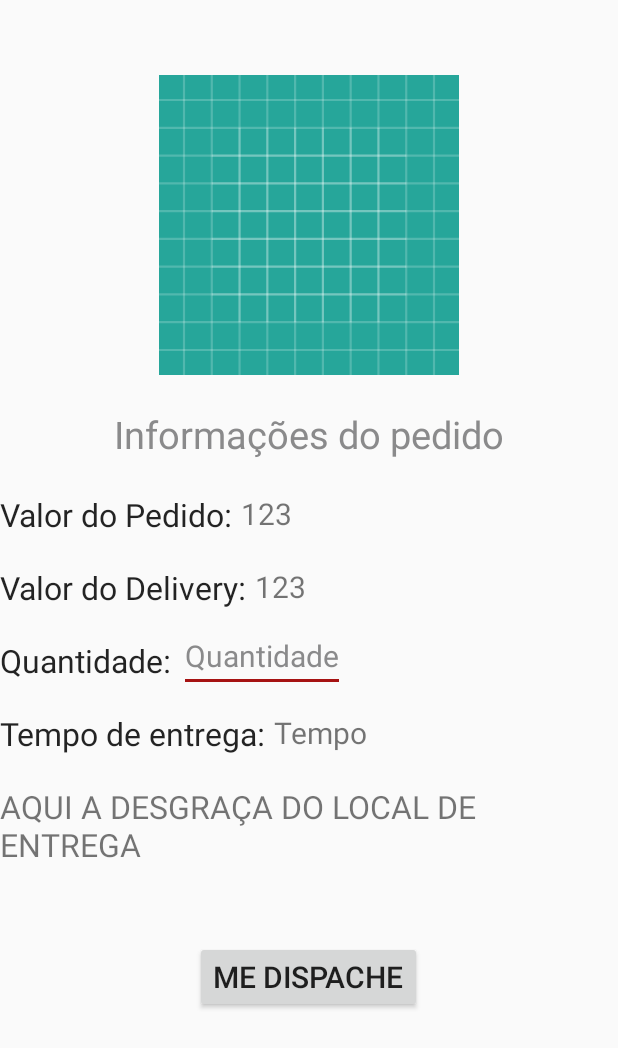
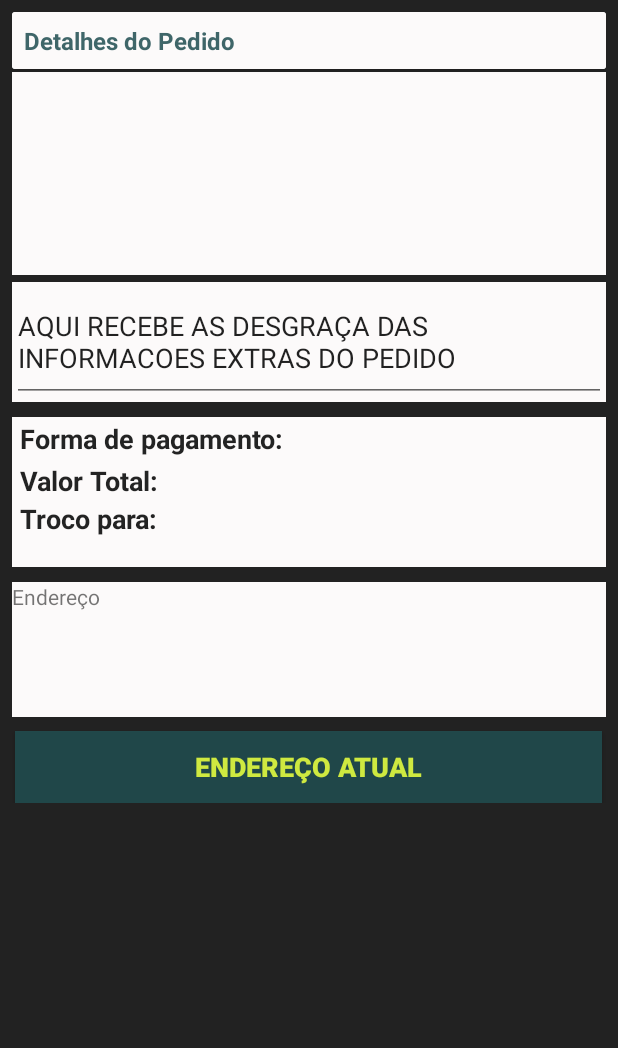
Before and after one commit to felipesses/MeDispacheCliente, an Android app: the layout informacoes_pedido.xml on its own in the app's theme, with its tools: preview values and no code run, on a phone screen of 412 x 824 dp. Shown: the top 1048 px of the screen. Run offline under Robolectric (Android 15) with nearby library versions, the phone set to English and light mode, and no system bars.

Commit message:
tem as alteracoes de tela só xml

```diff
--- a/app/src/main/java/com/example/megam/medispachecliente/Adapter/ProdutosAdapter.java
+++ b/app/src/main/java/com/example/megam/medispachecliente/Adapter/ProdutosAdapter.java
@@ -24,6 +24,7 @@ import com.example.megam.medispachecliente.fragments.APIService;
 import com.example.megam.medispachecliente.model.Produtos;
 import com.example.megam.medispachecliente.model.Usuarios;
 import com.example.megam.medispachecliente.view.Atualizar_Produto;
+import com.example.megam.medispachecliente.view.login;
 import com.google.firebase.auth.FirebaseAuth;
 import com.google.firebase.auth.FirebaseUser;
 import com.google.firebase.database.DataSnapshot;
@@ -77,6 +78,8 @@ public class ProdutosAdapter extends RecyclerView.Adapter<ProdutosAdapter.ViewHo
         holder.botao_mp.setOnClickListener(new View.OnClickListener() {
             @Override
             public void onClick(View v) {
+
+                if(user!=null){
                   /*Intent intent = new Intent(mContext, Atualizar_Produto.class);
                 Bundle bundle = new Bundle();
 
@@ -108,7 +111,13 @@ public class ProdutosAdapter extends RecyclerView.Adapter<ProdutosAdapter.ViewHo
 
                         }
                     });
+                }else{
+                    alert("Por favor, realize seu login");
+                    Intent intent = new Intent(mContext, login.class);
+                    intent.setFlags(Intent.FLAG_ACTIVITY_NEW_TASK | Intent.FLAG_ACTIVITY_CLEAR_TOP);
+                    mContext.startActivity(intent);
 
+                }
 
             }
         });
@@ -172,7 +181,7 @@ public class ProdutosAdapter extends RecyclerView.Adapter<ProdutosAdapter.ViewHo
             tipo = itemView.findViewById(R.id.tipo);
             profile_image = itemView.findViewById(R.id.container_img);
             quantidade = itemView.findViewById(R.id.quantidade);
-            botao_mp = itemView.findViewById(R.id.comprar);
+            botao_mp = itemView.findViewById(R.id.Comprar);
 
 
 
--- a/app/src/main/java/com/example/megam/medispachecliente/Adapter/UserAdapter.java
+++ b/app/src/main/java/com/example/megam/medispachecliente/Adapter/UserAdapter.java
@@ -113,6 +113,7 @@ holder.itemView.setOnClickListener(new View.OnClickListener() {
         private ImageView img_off;
         public TextView last_msg;
         public ImageButton mensagem;
+        Usuarios user;
         public ViewHolder(View itemView){
             super(itemView);
             username = itemView.findViewById(R.id.username);
@@ -120,9 +121,9 @@ holder.itemView.setOnClickListener(new View.OnClickListener() {
             img_on = itemView.findViewById(R.id.img_on);
             img_off = itemView.findViewById(R.id.img_off);
             last_msg = itemView.findViewById(R.id.last_msg);
-            mensagem = itemView.findViewById(R.id.mensagem);
+            mensagem = itemView.findViewById(R.id.Mensagem);
 
-                mensagem.setVisibility(View.GONE);// mudar o botao
+                mensagem.setVisibility(View.VISIBLE);// mudar o botao
 
 
         }
--- a/app/src/main/java/com/example/megam/medispachecliente/view/usercadastro.java
+++ b/app/src/main/java/com/example/megam/medispachecliente/view/usercadastro.java
@@ -27,7 +27,7 @@ import com.google.firebase.database.FirebaseDatabase;
 public class usercadastro extends AppCompatActivity {
 
 
-     EditText username, useradress, userpass;
+     EditText username, useradress, userpass, endereco;
     Spinner cidade;
 
      ImageView userbotao, voltar;
@@ -70,10 +70,11 @@ baac();
                 final String email = useradress.getText().toString().trim();
                 final   String senha = userpass.getText().toString().trim();
                 final String cidades = cidade.getSelectedItem().toString();
+                final String enderecos  = endereco.getText().toString().trim();
 
 
-                if(!name.equals("")&&!email.equals("")&&!senha.equals("")&&!cidades.equals("Selecione uma Cidade")){
-                    criarUser(email, senha, name, cidades);
+                if(!name.equals("")&&!email.equals("")&&!senha.equals("")&&!cidades.equals("Selecione uma Cidade")&&!enderecos.equals("")){
+                    criarUser(email, senha, name, cidades, enderecos);
 
                 }else{
                     alert("preencha todos os dados");
@@ -94,7 +95,7 @@ baac();
         finish();
     }
 
-    private void criarUser(final String email, final String senha, final String name,  final  String cidades) {
+    private void criarUser(final String email, final String senha, final String name,  final  String cidades, final  String enderecos) {
         auth.createUserWithEmailAndPassword(email, senha).addOnCompleteListener(usercadastro.this, new OnCompleteListener<AuthResult>() {
             @Override
             public void onComplete(@NonNull Task<AuthResult> task) {
@@ -105,6 +106,7 @@ baac();
                     u.setStatus("offline");
                     u.setSenha(senha);
                     u.setCidade(cidades);
+                    u.setEndereco(enderecos);
                     u.setId(auth.getUid());
                     databaseReference.child("User").child(auth.getUid()).setValue(u);
 
@@ -132,6 +134,7 @@ private void alert(String msg){
         userpass = findViewById(R.id.userpass);
         voltar = findViewById(R.id.cad_voltar);
         cidade = findViewById(R.id.cidade);
+        endereco = findViewById(R.id.houseAdress);
         ArrayAdapter arrayAdapter = ArrayAdapter.createFromResource(this, R.array.cidades, android.R.layout.simple_spinner_item);
         cidade.setAdapter(arrayAdapter);
 
--- a/app/src/main/res/layout/activity_usercadastro.xml
+++ b/app/src/main/res/layout/activity_usercadastro.xml
@@ -61,7 +61,7 @@
             android:layout_centerHorizontal="true"
             android:layout_below="@+id/cidade"
             android:ems="10"
-            android:hint="Rua e Nº"
+            android:hint="Rua, Bairro e Número"
             android:inputType="textPersonName"
             android:textColorHint="@color/bk"
             android:textColorLink="@color/white"
--- a/app/src/main/res/layout/fragment_users.xml
+++ b/app/src/main/res/layout/fragment_users.xml
@@ -11,7 +11,11 @@
       android:layout_width="match_parent"
       android:layout_height="wrap_content"
       android:layout_margin="5dp"
-      android:hint="pesquisar..."
+      android:hint="Quer comer o que?"
+      android:padding="16dp"
+      android:fontFamily="@font/xilosa_"
+      android:textSize="22sp"
+      android:textColor="@color/negra"
       android:id="@+id/search_user"/>
 
   <android.support.v7.widget.RecyclerView
@@ -19,7 +23,7 @@
       android:id="@+id/recycler_view"
       android:layout_width="match_parent"
       android:layout_height="match_parent"
-      ></android.support.v7.widget.RecyclerView>
+      android:background="@color/white"></android.support.v7.widget.RecyclerView>
 
 
 
--- a/app/src/main/res/layout/informacoes_pedido.xml
+++ b/app/src/main/res/layout/informacoes_pedido.xml
@@ -1,134 +1,210 @@
 <?xml version="1.0" encoding="utf-8"?>
 <RelativeLayout xmlns:android="http://schemas.android.com/apk/res/android"
     android:layout_width="match_parent"
+    android:layout_height="match_parent"
     xmlns:app="http://schemas.android.com/apk/res-auto"
+    android:padding="8dp"
+    android:background="@color/negra"
+    >
+    <ScrollView
+        android:layout_width="match_parent"
+        android:layout_height="560dp">
+
+        <RelativeLayout
+            android:layout_width="match_parent"
+            android:layout_height="match_parent">
+
+
+            <android.support.v7.widget.CardView
+                android:layout_width="match_parent"
                 android:layout_height="wrap_content">
 
-    <android.support.v7.widget.AppCompatImageView
-        android:id="@+id/container_img"
-        android:layout_width="200dp"
-        android:layout_height="200dp"
+
+                <RelativeLayout
+                    android:layout_width="match_parent"
+                    android:layout_height="wrap_content"
+                    android:background="@color/white"
+                    android:padding="8dp"
+                    >
+                    <TextView
+                        android:layout_width="wrap_content"
+                        android:layout_height="wrap_content"
+                        android:text="Detalhes do Pedido"
+                        android:textColor="@color/bae"
+                        android:textSize="16sp"
+                        android:textStyle="bold" />
+
+                    <!--<de.hdodenhof.circleimageview.CircleImageView
+                        android:id="@+id/profile_image"
+                        android:layout_width="100dp"
+                        android:layout_height="100dp"
                         android:layout_centerHorizontal="true"
                         android:layout_marginTop="50dp"
-        android:src="@drawable/ic_launcher_background" />
+                        android:src="@drawable/ic_launcher_background" /-->
+
+                    <!--   <TextView
+                           android:id="@+id/username"
+                           android:layout_width="wrap_content"
+                           android:layout_height="wrap_content"
+                           android:layout_below="@+id/profile_image"
+                           android:layout_centerHorizontal="true"
+                           android:layout_marginTop="15dp"
+                           android:text="username"
+                           android:textColor="@color/bae"
+                           android:textSize="18sp"
+                           android:textStyle="bold"
+                           />-->
+                </RelativeLayout>
+            </android.support.v7.widget.CardView>
+
+            <RelativeLayout
+                android:id="@+id/attuser"
+                android:layout_width="match_parent"
+                android:layout_height="wrap_content"
+                android:layout_alignParentStart="true"
+                android:layout_alignParentLeft="true"
+                android:layout_alignParentBottom="true"
+                android:background="#fff"
+                android:padding="5dp"
+                android:visibility="gone">
+
+
+                <ImageButton
+                    android:id="@+id/botaoatt"
+                    android:layout_width="40dp"
+                    android:layout_height="40dp"
+                    android:layout_alignParentEnd="true"
+                    android:layout_alignParentRight="true"
+                    android:background="@drawable/send" />
+
+                <ImageButton
+                    android:id="@+id/botaocancela"
+                    android:layout_width="40dp"
+                    android:layout_height="40dp"
+                    android:layout_alignParentEnd="true"
+                    android:layout_alignParentRight="true"
+                    android:layout_marginRight="50dp"
+                    android:background="@drawable/deletar" />
+            </RelativeLayout>
+
+
+            <RelativeLayout
+                android:layout_width="match_parent"
+                android:layout_height="135dp"
+                android:layout_centerHorizontal="true"
+                android:layout_marginTop="40dp"
+                android:background="@color/white">
+                <ScrollView
+                    android:layout_width="366dp"
+                    android:layout_height="match_parent">
+                    <android.support.v7.widget.RecyclerView
+                        android:id="@+id/recycler_view"
+                        android:layout_width="match_parent"
+                        android:layout_height="450dp"
+                        android:layout_alignParentTop="true"
+                        android:layout_alignParentBottom="false"
+                        android:layout_marginTop="2dp">
+                    </android.support.v7.widget.RecyclerView>
+                </ScrollView>
+                <!--aqui é a lista dos pedidos-->
+            </RelativeLayout>
+
+            <RelativeLayout
+                android:layout_width="match_parent"
+                android:layout_height="80dp"
+                android:layout_alignParentStart="true"
+                android:layout_alignParentLeft="true"
+                android:layout_alignParentTop="true"
+                android:layout_marginTop="180dp"
+                android:background="@color/white"
+                >
+                <EditText
+                    android:layout_width="match_parent"
+                    android:layout_height="match_parent"
+                    android:text="AQUI RECEBE AS DESGRAÇA DAS INFORMACOES EXTRAS DO PEDIDO"
+                    />
+            </RelativeLayout>
+
+            <RelativeLayout
+                android:layout_width="match_parent"
+                android:layout_height="100dp"
+                android:layout_alignParentStart="true"
+                android:layout_alignParentLeft="true"
+                android:layout_alignParentTop="true"
+                android:layout_marginTop="270dp"
+                android:background="@color/white">
 
                 <TextView
                     android:layout_width="wrap_content"
                     android:layout_height="wrap_content"
-        android:layout_below="@+id/container_img"
-        android:layout_marginTop="20dp"
-        android:padding="2dp"
-        android:id="@+id/infor"
-        android:textColor="@color/sub"
-        android:maxLines="1"
-        android:textSize="25sp"
-        android:layout_centerHorizontal="true"
-        android:text="Informações do pedido"
-        />
+                    android:layout_marginLeft="5dp"
+                    android:layout_marginTop="2dp"
+                    android:text="Forma de pagamento: "
+                    android:textColor="@color/negra"
+                    android:textSize="18sp"
+                    android:textStyle="bold" />
 
                 <TextView
-        android:id="@+id/vpedido"
+                    android:id="@+id/preco_total"
                     android:layout_width="wrap_content"
                     android:layout_height="wrap_content"
-        android:layout_below="@id/infor"
-        android:text="Valor do Pedido: "
-        android:layout_marginTop="20dp"
-        android:textSize="21sp"
+                    android:layout_marginLeft="5dp"
+                    android:layout_marginTop="30dp"
+                    android:text="Valor Total: "
                     android:textColor="@color/negra"
-        />
+                    android:textSize="18sp"
+                    android:textStyle="bold" />
                 <TextView
                     android:layout_width="wrap_content"
                     android:layout_height="wrap_content"
-        android:layout_toRightOf="@id/vpedido"
-        android:layout_below="@id/infor"
-        android:id="@+id/value"
-        android:text="123"
-        android:layout_marginTop="20dp"
-        android:textSize="20dp"
+                    android:text="Troco para: "
+                    android:layout_marginLeft="5dp"
+                    android:layout_marginTop="55dp"
+                    android:textColor="@color/negra"
+                    android:textSize="18sp"
+                    android:textStyle="bold"
                     />
+            </RelativeLayout>
 
-    <TextView
-        android:id="@+id/vdelivery"
-        android:layout_width="wrap_content"
+
+            <RelativeLayout
+                android:layout_width="match_parent"
+                android:layout_height="127dp"
+                android:layout_alignParentStart="true"
+                android:layout_alignParentLeft="true"
+                android:layout_alignParentTop="true"
+                android:layout_marginTop="400dp">
+                <Button
+                    android:id="@+id/mensagem"
+                    android:layout_width="391dp"
                     android:layout_height="wrap_content"
-        android:layout_below="@id/vpedido"
-        android:text="Valor do Delivery: "
-        android:layout_marginTop="20dp"
-        android:textSize="21sp"
-        android:textColor="@color/negra"
-        />
+                    android:layout_alignParentBottom="true"
+                    android:layout_centerHorizontal="true"
+                    android:background="@color/bae"
+                    android:text="Endereço atual"
+                    android:textColor="@color/yellow"
+                    android:textColorLink="@color/white"
+                    android:textSize="18sp"
+                    android:textStyle="bold" />
+            </RelativeLayout>
+
+            <RelativeLayout
+                android:layout_width="match_parent"
+                android:layout_height="90dp"
+                android:layout_alignParentStart="true"
+                android:layout_alignParentLeft="true"
+                android:layout_alignParentTop="true"
+                android:layout_marginTop="380dp"
+                android:background="@color/white">
+
                 <TextView
                     android:layout_width="wrap_content"
                     android:layout_height="wrap_content"
-        android:layout_toRightOf="@id/vdelivery"
-        android:layout_below="@id/vpedido"
-        android:id="@+id/valuedelivery"
-        android:text="123"
-        android:layout_marginTop="20dp"
-        android:textSize="20dp"
-        />
-    <TextView
-        android:id="@+id/qtd"
-        android:layout_width="wrap_content"
-        android:layout_height="wrap_content"
-        android:layout_below="@id/vdelivery"
-        android:text="Quantidade: "
-        android:layout_marginTop="20dp"
-        android:textSize="21sp"
-        android:textColor="@color/negra"
-        />
-    <EditText
-        android:layout_width="wrap_content"
-        android:layout_height="wrap_content"
-        android:layout_below="@id/vdelivery"
-        android:layout_toRightOf="@id/qtd"
-        android:textSize="20dp"
-        android:text="Quantidade"
-        android:layout_marginTop="7dp"
-        android:textColor="@color/sub"
-        />
+                    android:text="Endereço"/>
+            </RelativeLayout>
+        </RelativeLayout>
+    </ScrollView>
 
-    <TextView
-        android:id="@+id/time"
-        android:layout_width="wrap_content"
-        android:layout_height="wrap_content"
-        android:layout_below="@id/qtd"
-        android:text="Tempo de entrega: "
-        android:layout_marginTop="20dp"
-        android:textSize="21sp"
-        android:textColor="@color/negra"
-        />
-    <TextView
-        android:layout_width="wrap_content"
-        android:layout_height="wrap_content"
-        android:layout_below="@id/qtd"
-        android:layout_toRightOf="@id/time"
-        android:textSize="20dp"
-        android:text="Tempo"
-        android:layout_marginTop="20dp"
-        />
-    <TextView
-        android:id="@+id/locus"
-        android:layout_width="wrap_content"
-        android:layout_height="wrap_content"
-        android:layout_below="@id/time"
-        android:text="AQUI A DESGRAÇA DO LOCAL DE ENTREGA"
-        android:layout_marginTop="20dp"
-        android:textSize="21sp"
-        />
-
-    <Button
-
-        android:layout_width="wrap_content"
-        android:layout_height="wrap_content"
-        android:layout_below="@id/locus"
-        android:layout_marginTop="50dp"
-        android:layout_centerHorizontal="true"
-        android:text="Me Dispache"
-        android:textColor="@color/negra"
-        android:textSize="20dp"
-
-        />
 
 
 </RelativeLayout>
--- a/app/src/main/res/layout/produtos_item.xml
+++ b/app/src/main/res/layout/produtos_item.xml
@@ -40,13 +40,25 @@
         android:text="123"
         />
 
+            <CheckBox
+                 android:layout_width="30dp"
+                android:layout_height="30dp"
+                android:layout_toLeftOf="@id/Comprar"
+                android:layout_marginTop="25dp"
+                android:layout_marginRight="20dp"
+                android:enabled="true"
+                android:background="@color/yellow"
+
+                />
+
 
     <ImageButton
-        android:id="@+id/comprar"
+        android:id="@+id/Comprar"
         android:layout_width="35dp"
         android:layout_height="35dp"
         android:layout_alignParentEnd="true"
         android:layout_centerVertical="true"
-        android:background="@drawable/confirme" />
+        android:background="@drawable/confirme"
+        />
 
 </RelativeLayout>
--- a/app/src/main/res/layout/user_item.xml
+++ b/app/src/main/res/layout/user_item.xml
@@ -67,7 +67,7 @@
     />
 
     <ImageButton
-        android:id="@+id/mensagem"
+        android:id="@+id/Mensagem"
         android:layout_width="35dp"
         android:layout_height="35dp"
         android:layout_alignParentEnd="true"
```
Lines whose indentation alone changed are shown as unchanged.
